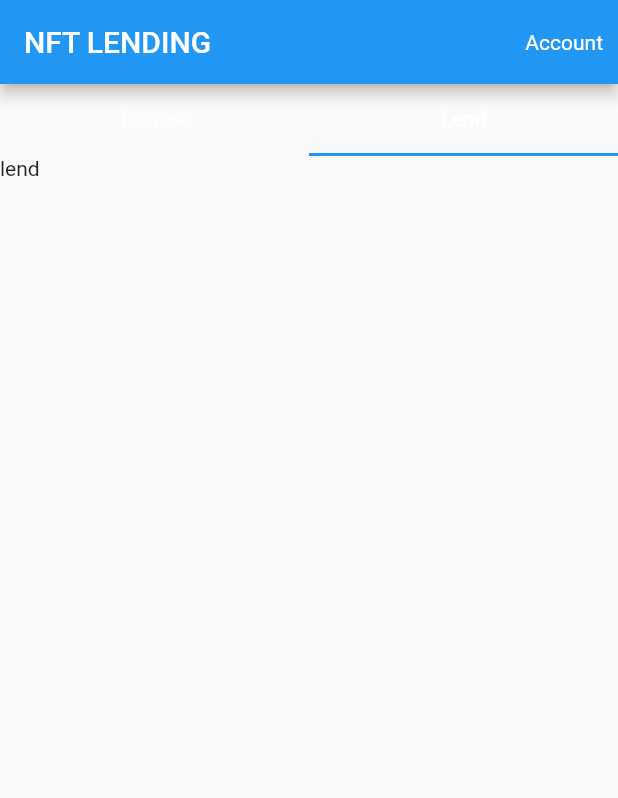
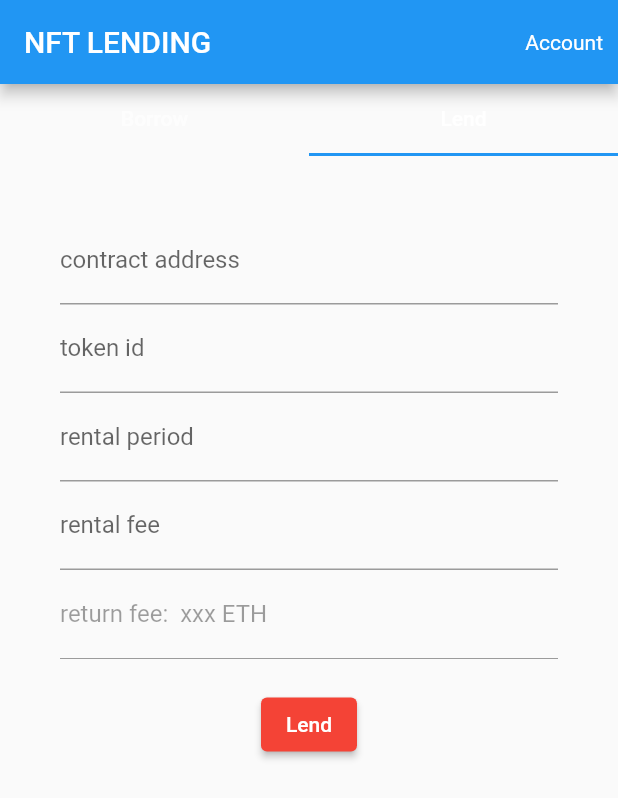
Before and after one commit to tokyo-web3-hackathon-team/lease, a Flutter app: the screen it shows after launch, tab 2 chosen, on a phone screen of 412 x 824 dp. Shown: the top 798 px of the screen. Run offline on Flutter 3.47's test engine with Material 2 defaults, Android fonts, the phone set to English and light mode, and no system bars; our stand-ins replace flutter_hooks.

Commit message:
lending用のformを作成

```diff
--- a/nft_lending_page/lib/home_page.dart
+++ b/nft_lending_page/lib/home_page.dart
@@ -35,8 +35,8 @@ class HomePage extends HookWidget {
           Expanded(
             child: TabBarView(
               controller: controller,
-              children: const [
-                BorrowPage(),
+              children: [
+                const BorrowPage(),
                 LendPage(),
               ],
             ),
--- a/nft_lending_page/lib/lend_page.dart
+++ b/nft_lending_page/lib/lend_page.dart
@@ -1,10 +1,70 @@
 import 'package:flutter/material.dart';
+import 'package:flutter/services.dart';
 
 class LendPage extends StatelessWidget {
-  const LendPage({super.key});
+  LendPage({super.key});
+  final textEditingController = TextEditingController();
+
+  Future _getDate(BuildContext context) async {
+    final initialDate = DateTime.now();
+    final newDate = await showDatePicker(
+      context: context,
+      initialDate: initialDate,
+      firstDate: DateTime(DateTime.now().year - 3),
+      lastDate: DateTime(DateTime.now().year + 3),
+    );
+    if (newDate != null) {
+      textEditingController.text = newDate.toString();
+    } else {
+      return;
+    }
+  }
 
   @override
   Widget build(BuildContext context) {
-    return const Text("lend");
+    return Padding(
+      padding: const EdgeInsets.all(40.0),
+      child: Form(
+        child: Column(
+          children: [
+            TextFormField(
+              decoration: const InputDecoration(labelText: 'contract address'),
+            ),
+            TextFormField(
+              decoration: const InputDecoration(labelText: 'token id'),
+            ),
+            TextFormField(
+              onTap: () {
+                FocusScope.of(context).requestFocus(new FocusNode());
+                _getDate(context);
+              },
+              controller: textEditingController,
+              decoration: const InputDecoration(labelText: 'rental period'),
+            ),
+            TextFormField(
+              inputFormatters: [
+                FilteringTextInputFormatter.allow(RegExp(r'[0-9]'))
+              ],
+              decoration: const InputDecoration(labelText: 'rental fee'),
+            ),
+            TextFormField(
+              enabled: false,
+              decoration:
+                  const InputDecoration(labelText: 'return fee:  xxx ETH'),
+            ),
+            Padding(
+              padding: const EdgeInsets.only(top: 20.0),
+              child: ElevatedButton(
+                onPressed: () {
+                  // metamaskへ接続させる
+                },
+                style: ElevatedButton.styleFrom(backgroundColor: Colors.red),
+                child: const Text("Lend"),
+              ),
+            )
+          ],
+        ),
+      ),
+    );
   }
 }
```
